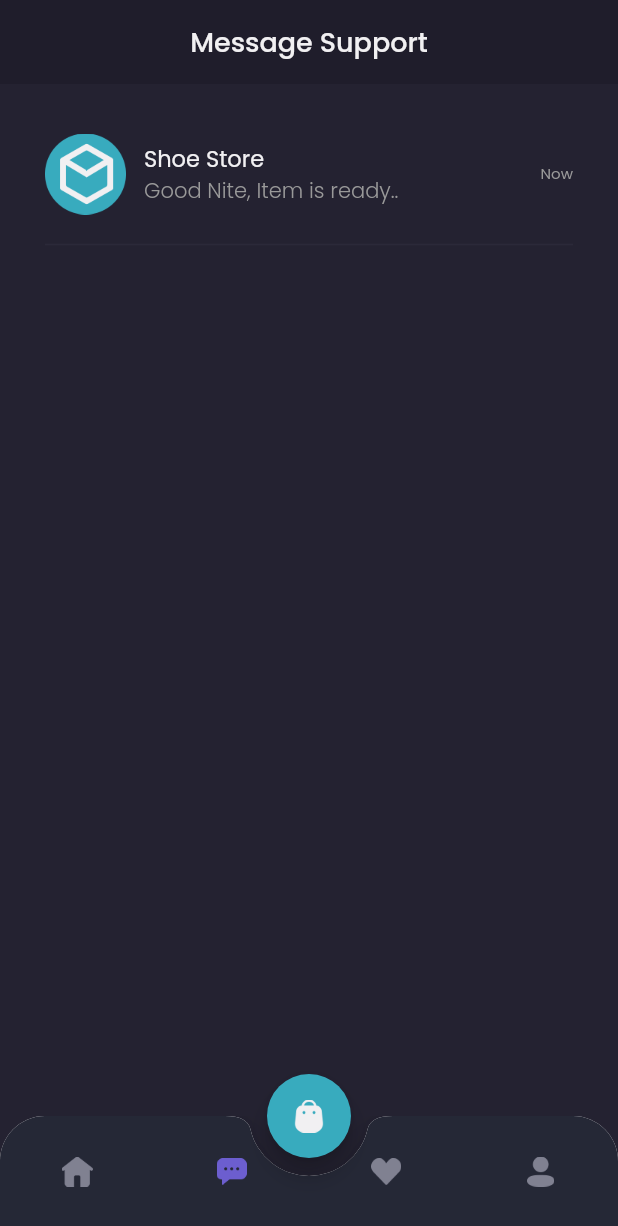
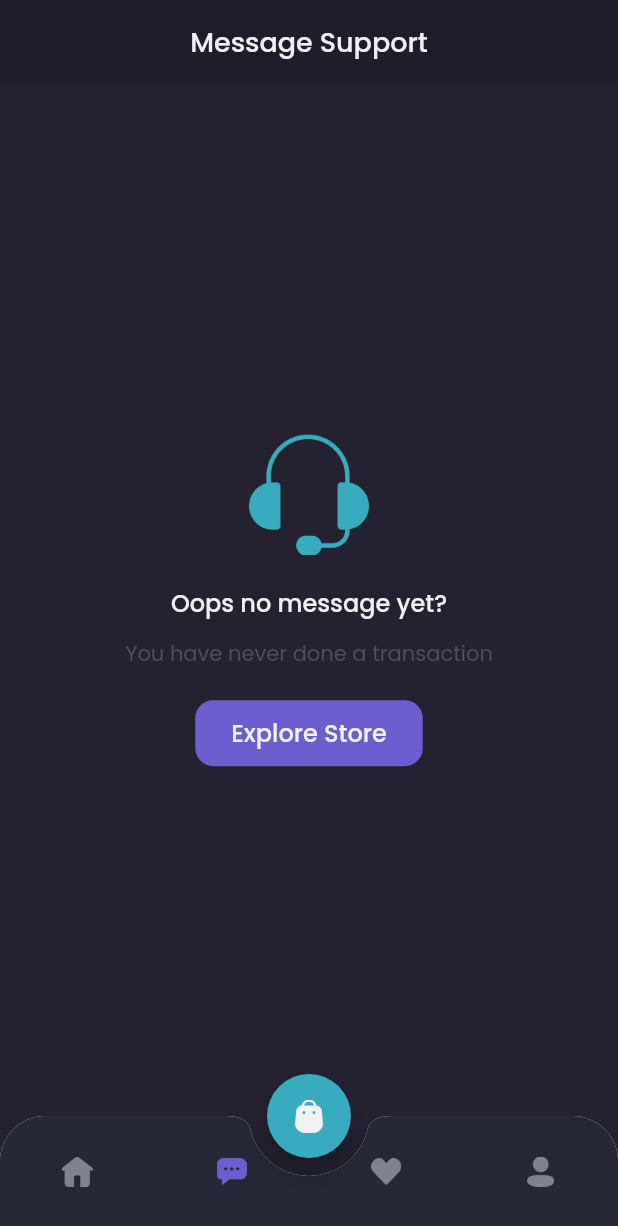
Before and after one commit to nipengg/Shamqq-frontend, a Flutter app: the MainPage screen opened by its route, item 2 of the bottom bar chosen, on a phone screen of 412 x 824 dp. Shown: the top 1226 px of the screen. Run offline on Flutter 3.47's test engine with Material 2 defaults, Android fonts, the phone set to English and light mode, and no system bars; our stand-ins replace carousel_slider, cloud_firestore, firebase_core, google_fonts; accounts and stored records are empty; network calls fail.

Commit message:
display chat tile

```diff
--- a/lib/screens/home/chat_page.dart
+++ b/lib/screens/home/chat_page.dart
@@ -1,10 +1,16 @@
 import 'package:flutter/material.dart';
+import 'package:provider/provider.dart';
+import 'package:shamqq_frontend/models/message_model.dart';
+import 'package:shamqq_frontend/providers/auth_provider.dart';
+import 'package:shamqq_frontend/services/message_service.dart';
 import 'package:shamqq_frontend/theme.dart';
 import 'package:shamqq_frontend/widgets/chat_tile.dart';
 
 class ChatPage extends StatelessWidget {
   @override
   Widget build(BuildContext context) {
+
+    AuthProvider authProvider = Provider.of<AuthProvider>(context);
 
     Widget header(){
       return AppBar(
@@ -13,21 +19,6 @@ class ChatPage extends StatelessWidget {
         title: Text('Message Support', style: primaryTextStyle.copyWith(fontSize: 18, fontWeight: medium),),
         elevation: 0,
         automaticallyImplyLeading: false,
-      );
-    }
-
-    Widget content(){
-      return Expanded(
-        child: Container(
-          width: double.infinity,
-          color: background3,
-          child: ListView(
-            padding: EdgeInsets.symmetric(horizontal: defaultMargin),
-            children: [
-              ChatTile(),
-            ],
-          ),
-        ),
       );
     }
 
@@ -63,6 +54,37 @@ class ChatPage extends StatelessWidget {
       );
     }
 
+    Widget content(){
+      return StreamBuilder<List<MessageModel>>(
+        stream: MessageService().getMessagesByUserId(userId: authProvider.user.id),
+        builder: (context, snapshot) {
+
+          if (snapshot.hasData) {
+
+            if (snapshot.data.length == 0) {
+              return emptyChat();
+            }
+
+            return Expanded(
+            child: Container(
+              width: double.infinity,
+              color: background3,
+              child: ListView(
+                padding: EdgeInsets.symmetric(horizontal: defaultMargin),
+                children: [
+                  ChatTile(snapshot.data[snapshot.data.length - 1]),
+                ],
+              ),
+            ),
+          );
+          }
+          else{
+            return emptyChat();
+          }
+        }
+      );
+    }
+
     return Column(
       children: [
         header(),
--- a/lib/screens/home/detail_chat_page.dart
+++ b/lib/screens/home/detail_chat_page.dart
@@ -159,6 +159,7 @@ class _DetailChatPageState extends State<DetailChatPage> {
             children: snapshot.data.map((MessageModel message) => ChatBubble(
               isSender: message.isFromUser,
               text: message.message,
+              product: message.product,
             )).toList(),
           );
           }
--- a/lib/widgets/chat_bubble.dart
+++ b/lib/widgets/chat_bubble.dart
@@ -33,16 +33,16 @@ class ChatBubble extends StatelessWidget {
               children: [
                 ClipRRect(
                   borderRadius: BorderRadius.circular(12),
-                  child: Image.asset('assets/Sepatu_running.png', width: 70,)
+                  child: Image.network(product.galleries[0].url, width: 70,)
                 ),
                 SizedBox(width: 8,),
                 Expanded(
                   child: Column(
                     crossAxisAlignment: CrossAxisAlignment.start,
                     children: [
-                      Text('Sepatu Running 2.0', style: primaryTextStyle,),
+                      Text(product.name, style: primaryTextStyle,),
                       SizedBox(height: 4,),
-                      Text('\$100', style: priceTextStyle.copyWith(fontWeight: medium),),
+                      Text('\$${product.price}', style: priceTextStyle.copyWith(fontWeight: medium),),
                     ],
                   ),
                 ),
--- a/lib/widgets/chat_tile.dart
+++ b/lib/widgets/chat_tile.dart
@@ -1,9 +1,14 @@
 import 'package:flutter/material.dart';
+import 'package:shamqq_frontend/models/message_model.dart';
 import 'package:shamqq_frontend/models/product_model.dart';
 import 'package:shamqq_frontend/screens/home/detail_chat_page.dart';
 import 'package:shamqq_frontend/theme.dart';
 
 class ChatTile extends StatelessWidget {
+
+  final MessageModel message;
+  ChatTile(this.message);
+
   @override
   Widget build(BuildContext context) {
     return GestureDetector(
@@ -24,7 +29,7 @@ class ChatTile extends StatelessWidget {
                     children: [
                       Text('Shoe Store', style: primaryTextStyle.copyWith(fontSize: 15),),
                       Text(
-                        'Good Nite, Item is ready..',
+                        message.message,
                         style: secondaryTextStyle.copyWith(fontSize: 14, fontWeight: light),
                         overflow: TextOverflow.ellipsis,
                       ),
```
